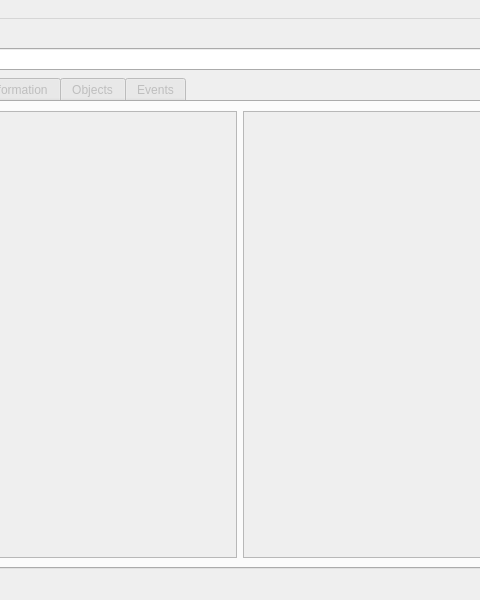
Before: the Qt Designer form src/explorer_main.ui in ted-ross/qmf-explorer, drawn with Qt 5; both pictures show x 160 to 640 and y 0 to 600 of the 800 by 600 pixel window.
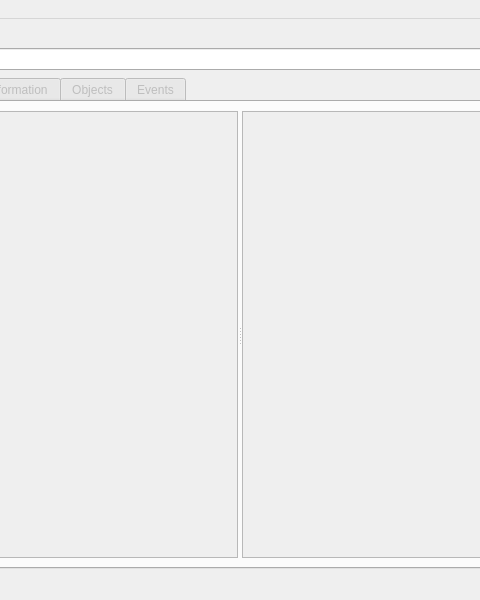
After: the same form once the commit is applied.

Commit message: Updated fonts, fixed the row height in the agent table, and added a splitter for the two displays.

What changed in the file:
```diff
--- a/src/explorer_main.ui
+++ b/src/explorer_main.ui
@@ -80,7 +80,17 @@
        </attribute>
        <layout class="QGridLayout" name="gridLayout_3">
         <item row="0" column="0">
+         <widget class="QSplitter" name="splitter">
+          <property name="orientation">
+           <enum>Qt::Horizontal</enum>
+          </property>
          <widget class="QTreeView" name="treeView_agents">
+           <property name="font">
+            <font>
+             <family>DejaVu Sans Mono</family>
+             <pointsize>8</pointsize>
+            </font>
+           </property>
           <property name="editTriggers">
            <set>QAbstractItemView::CurrentChanged|QAbstractItemView::DoubleClicked|QAbstractItemView::EditKeyPressed</set>
           </property>
@@ -88,9 +98,18 @@
            <bool>true</bool>
           </property>
          </widget>
-        </item>
-        <item row="0" column="1">
          <widget class="QTableView" name="tableView_agent_details">
+           <property name="sizePolicy">
+            <sizepolicy hsizetype="Expanding" vsizetype="Expanding">
+             <horstretch>0</horstretch>
+             <verstretch>0</verstretch>
+            </sizepolicy>
+           </property>
+           <property name="font">
+            <font>
+             <family>DejaVu Sans Mono</family>
+            </font>
+           </property>
           <property name="editTriggers">
            <set>QAbstractItemView::NoEditTriggers</set>
           </property>
@@ -112,12 +131,19 @@
           <property name="sortingEnabled">
            <bool>false</bool>
           </property>
+           <attribute name="horizontalHeaderMinimumSectionSize">
+            <number>10</number>
+           </attribute>
           <attribute name="horizontalHeaderStretchLastSection">
            <bool>true</bool>
           </attribute>
           <attribute name="verticalHeaderVisible">
            <bool>false</bool>
           </attribute>
+           <attribute name="verticalHeaderDefaultSectionSize">
+            <number>17</number>
+           </attribute>
+          </widget>
          </widget>
         </item>
        </layout>
```
Lines whose indentation alone changed are shown as unchanged.
